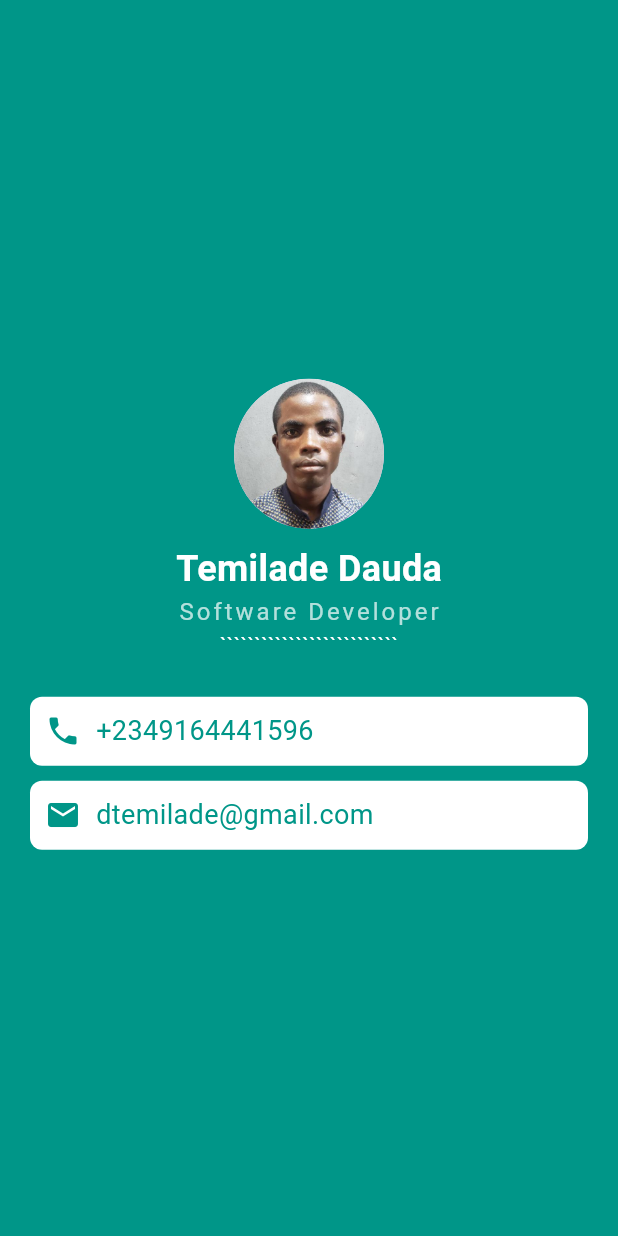
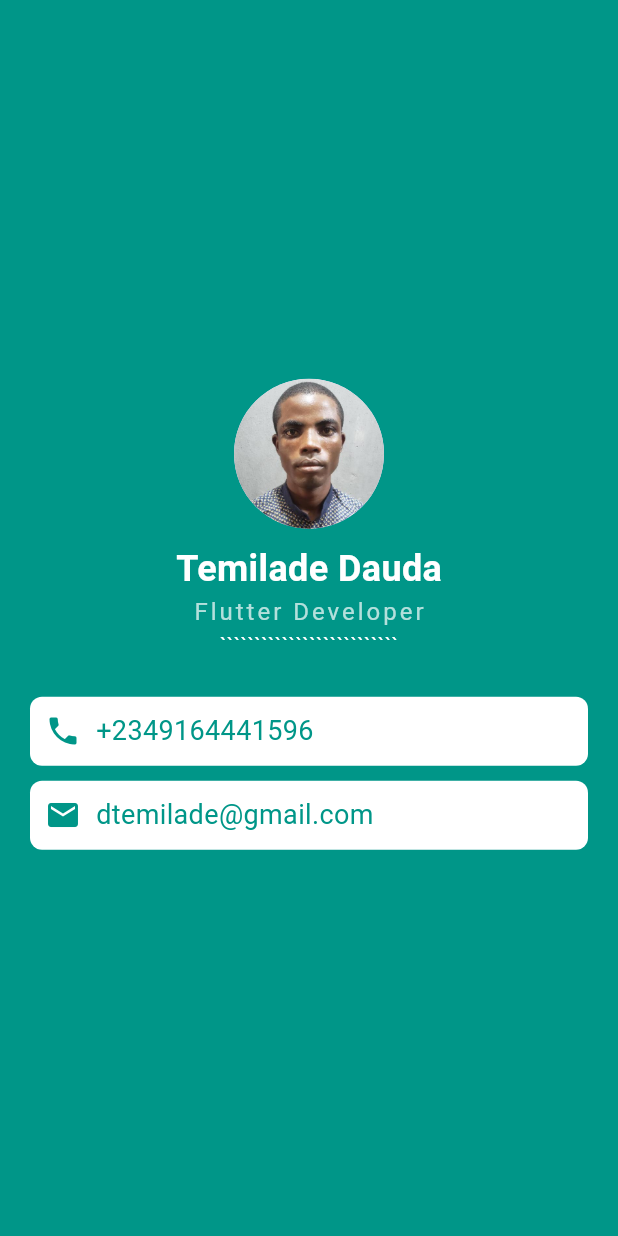
Before and after one commit to dtemilade/E-card, a Flutter app: the screen it shows after launch, on a phone screen of 412 x 824 dp. Run offline on Flutter 3.47's test engine with Material 3 defaults, Android fonts, the phone set to English and light mode, and no system bars.

Commit message:
update commits

```diff
--- a/lib/homescreen.dart
+++ b/lib/homescreen.dart
@@ -26,7 +26,7 @@ class HomeScreen extends StatelessWidget {
                       color: Colors.white),
                 ),
                 const Text(
-                  'Software Developer',
+                  'Flutter Developer',
                   style: TextStyle(
                       fontSize: 16,
                       letterSpacing: 2,
```
